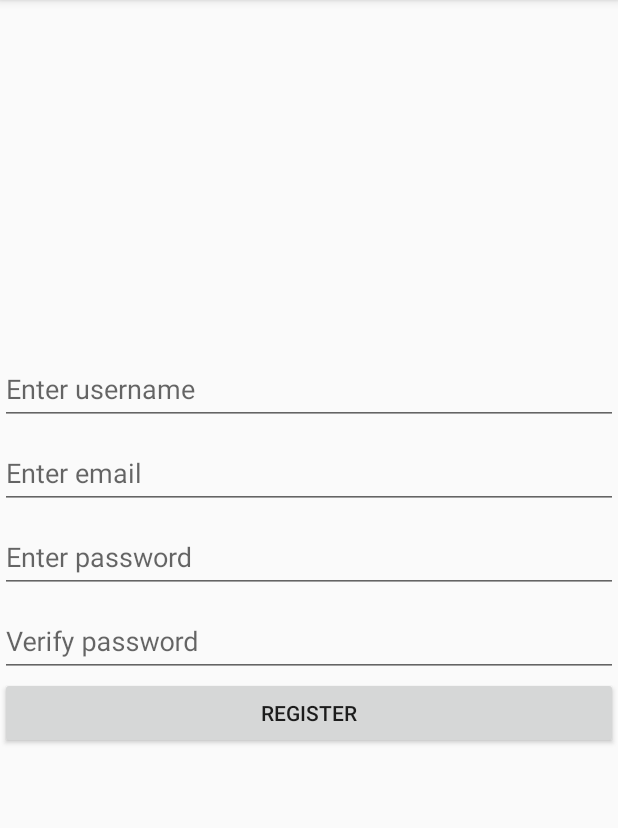
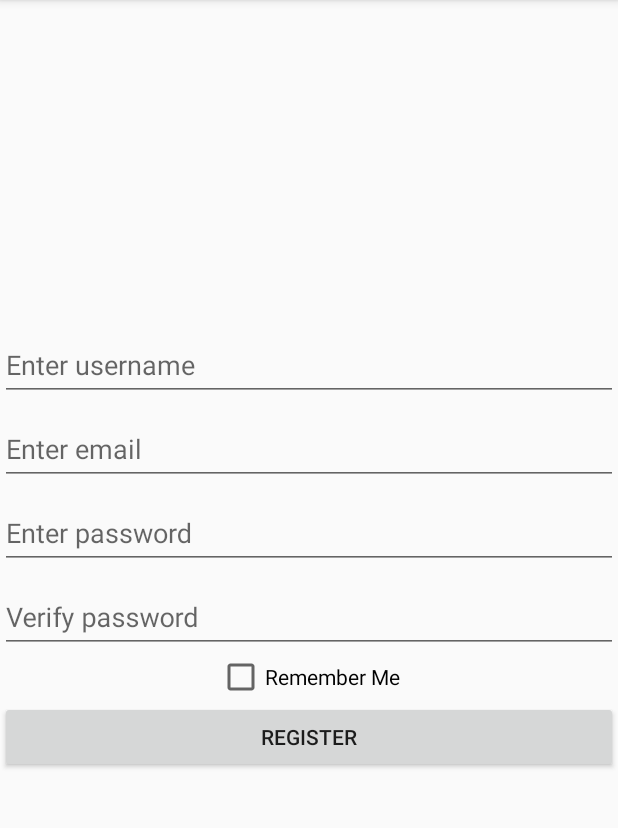
Before and after one commit to Shalantor/Connect4, an Android app: the fragment RegisterFragment placed in its activity, on a phone screen of 412 x 824 dp, the part 84-912 px from its top. Run offline under Robolectric (Android 15) with nearby library versions, the phone set to English and light mode, and no system bars.

Commit message:
Add checkbox for remembering user

```diff
--- a/app/src/main/java/com/example/shalantor/connect4/RegisterFragment.java
+++ b/app/src/main/java/com/example/shalantor/connect4/RegisterFragment.java
@@ -10,6 +10,7 @@ import android.view.LayoutInflater;
 import android.view.View;
 import android.view.ViewGroup;
 import android.widget.Button;
+import android.widget.CheckBox;
 import android.widget.EditText;
 import android.widget.TextView;
 
@@ -47,6 +48,7 @@ public class RegisterFragment extends Fragment{
         final EditText passwordVerify = (EditText) activity.findViewById(R.id.register_password_verify);
         Button registerButton = (Button) activity.findViewById(R.id.register_button_final);
         final TextView textView = (TextView) activity.findViewById(R.id.error_messages_register);
+        CheckBox remember = (CheckBox) activity.findViewById(R.id.remember_me_register);
 
         /*Set text sizes*/
         usernamePrompt.setTextSize(displayHeight / SCREEN_TO_TEXT_SIZE_RATIO);
@@ -54,6 +56,7 @@ public class RegisterFragment extends Fragment{
         passwordPrompt.setTextSize(displayHeight / SCREEN_TO_TEXT_SIZE_RATIO);
         passwordVerify.setTextSize(displayHeight / SCREEN_TO_TEXT_SIZE_RATIO);
         registerButton.setTextSize(displayHeight / SCREEN_TO_TEXT_SIZE_RATIO);
+        remember.setTextSize(displayHeight / SCREEN_TO_TEXT_SIZE_RATIO);
 
         /*Add listener to register button*/
         registerButton.setOnClickListener(new View.OnClickListener() {
--- a/app/src/main/res/layout/register_fragment.xml
+++ b/app/src/main/res/layout/register_fragment.xml
@@ -68,6 +68,11 @@
 
     </android.support.design.widget.TextInputLayout>
 
+    <CheckBox android:id="@+id/remember_me_register"
+        android:layout_width="wrap_content"
+        android:layout_height="wrap_content"
+        android:text="@string/remember_me" />
+
     <Button
         android:layout_width="match_parent"
         android:layout_height="wrap_content"
```
